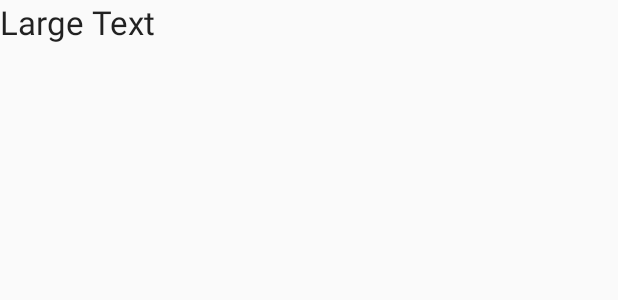
After one commit to BenjiSantos/notification-background, an Android app: the layout item_emergencies.xml on its own in the app's theme, with its tools: preview values and no code run, on a phone screen of 412 x 824 dp. The commit adds this screen. Shown: the top 300 px of the screen. Run offline under Robolectric (Android 15) with nearby library versions, the phone set to English and light mode, and no system bars.

Commit message:
Add emergencies list

```diff
--- a/app/build.gradle
+++ b/app/build.gradle
@@ -28,6 +28,7 @@ dependencies {
     implementation 'com.squareup.retrofit2:retrofit:2.3.0'
     implementation 'com.squareup.retrofit2:converter-gson:2.3.0'
     implementation 'com.squareup.okhttp3:okhttp:3.9.1'
+    implementation 'com.android.support:recyclerview-v7:28.0.0'
 
     testImplementation 'junit:junit:4.12'
     androidTestImplementation 'com.android.support.test:runner:1.0.2'
--- /dev/null
+++ b/app/src/main/res/layout/item_emergencies.xml
@@ -0,0 +1,11 @@
+<?xml version="1.0" encoding="utf-8"?>
+<android.support.constraint.ConstraintLayout
+    xmlns:android="http://schemas.android.com/apk/res/android" android:layout_width="match_parent"
+    android:layout_height="match_parent">
+    <TextView
+        android:layout_width="wrap_content"
+        android:layout_height="wrap_content"
+        android:textAppearance="?android:attr/textAppearanceLarge"
+        android:text="Large Text"
+        android:id="@+id/numberId" />
+</android.support.constraint.ConstraintLayout>
```
Also changed, not shown: app/src/main/java/supervision/qw/gob/pe/testing/Bottom_navigation.java (+14 -2 lines), app/src/main/java/supervision/qw/gob/pe/testing/adapter/EmergenciesAdapter.java (added, +70 -0 lines), app/src/main/res/layout/activity_bottom_navigation.xml (+17 -0 lines).
